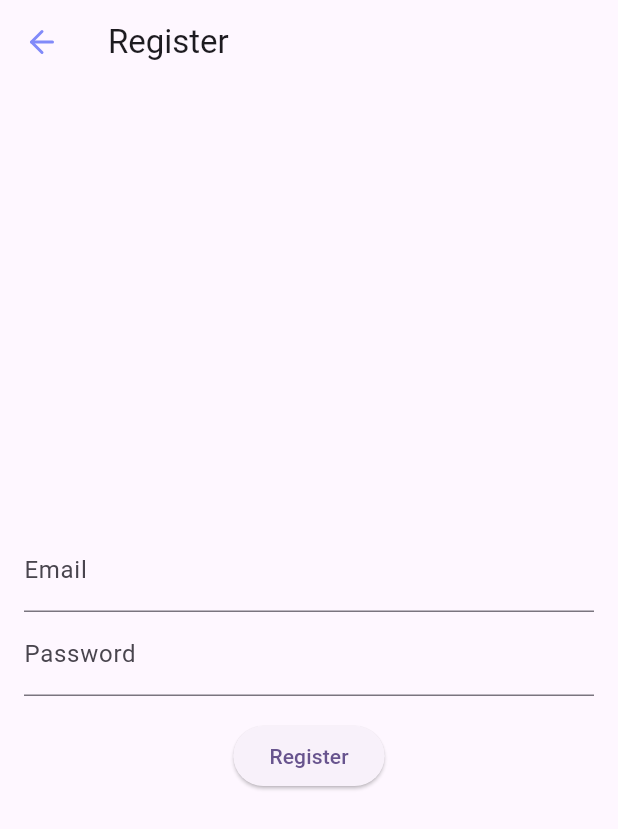
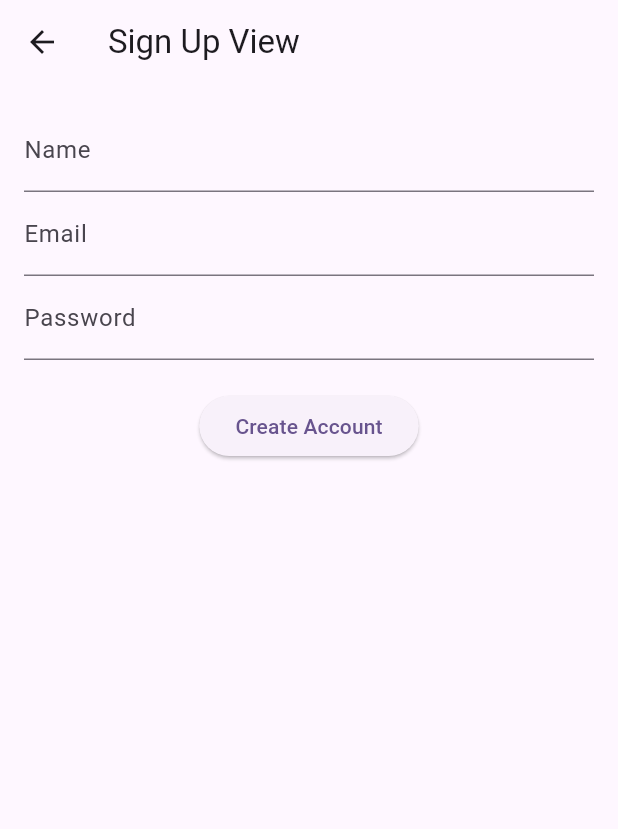
Before and after one commit to calvinkrisdiant/pet_health---Copy--2-, a Flutter app: the SplashScreen screen opened by its route, after a tap on "Sign UP", on a phone screen of 412 x 824 dp. Shown: the top 829 px of the screen. Run offline on Flutter 3.47's test engine with Material 2 defaults, Android fonts, the phone set to English and light mode, and no system bars; our stand-ins replace appwrite, feather_icons, firebase_auth, firebase_core, firebase_messaging, flutter_local_notifications and 5 more; accounts and stored records are empty; network calls fail.

Commit message:
Afidz commit appwrite

```diff
--- a/lib/main.dart
+++ b/lib/main.dart
@@ -41,7 +41,7 @@ class MyApp extends StatelessWidget {
         GetPage(name: '/', page: () => SplashScreen()),
         GetPage(name: '/edit_profile', page: () => EditProfileScreen()),
         GetPage(name: '/login', page: () => LoginPage()),
-        GetPage(name: '/register', page: () => RegisterPage()),
+        GetPage(name: '/register', page: () => SignUpView()),
         GetPage(name: '/homescreen', page: () => HomeScreen())
       ],
     );
--- a/lib/screens/splash_screen.dart
+++ b/lib/screens/splash_screen.dart
@@ -26,7 +26,7 @@ class SplashScreen extends StatelessWidget {
   void navigateToRegisterPage(BuildContext context) {
     Navigator.of(context).pushReplacement(
       MaterialPageRoute(
-        builder: (context) => RegisterPage(),
+        builder: (context) => SignUpView(),
       ),
     );
   }
--- a/lib/view/register_page.dart
+++ b/lib/view/register_page.dart
@@ -1,77 +1,53 @@
-import 'package:feather_icons/feather_icons.dart';
 import 'package:flutter/material.dart';
-import 'package:flutter/widgets.dart';
 import 'package:get/get.dart';
-import 'package:pet_health/controller/auth_controller.dart';
-import 'package:pet_health/screens/splash_screen.dart';
+import 'package:pet_health/controller/AccountController.dart';
 
-class RegisterPage extends StatefulWidget {
-  @override
-  State<RegisterPage> createState() => _RegisterPageState();
-}
 
-class _RegisterPageState extends State<RegisterPage> {
-  final AuthController _authController = Get.put(AuthController());
-  final TextEditingController _emailController = TextEditingController();
-  final TextEditingController _passwordController = TextEditingController();
+class SignUpView extends StatelessWidget {
+  final AccountController accountController = Get.put(AccountController());
 
-  @override
-  void dispose() {
-    _emailController.dispose();
-    _passwordController.dispose();
-    super.dispose();
-  }
+  SignUpView({Key? key}) : super(key: key);
 
   @override
   Widget build(BuildContext context) {
+    TextEditingController emailController = TextEditingController();
+    TextEditingController passwordController = TextEditingController();
+    TextEditingController nameController = TextEditingController();
+
     return Scaffold(
       appBar: AppBar(
-        leading: IconButton(
-          onPressed: () {
-            Navigator.of(context).pushReplacement(
-              MaterialPageRoute(
-                builder: (context) => SplashScreen(),
-              ),
-            );
-          },
-          icon: Icon(
-            FeatherIcons.arrowLeft,
-            color: Color(0xFF818AF9),
-          ),
-        ),
-        title: Text('Register'),
+        title: Text('Sign Up View'),
       ),
       body: Padding(
-        padding: const EdgeInsets.all(16.0),
+        padding: EdgeInsets.all(16),
         child: Column(
-          mainAxisAlignment: MainAxisAlignment.center,
-          crossAxisAlignment: CrossAxisAlignment.center,
           children: [
             TextField(
-              controller: _emailController,
+              controller: nameController,
+              decoration: InputDecoration(labelText: 'Name'),
+            ),
+            TextField(
+              controller: emailController,
               decoration: InputDecoration(labelText: 'Email'),
             ),
             TextField(
-              controller: _passwordController,
+              controller: passwordController,
+              decoration: InputDecoration(labelText: 'Password'),
               obscureText: true,
-              decoration: InputDecoration(labelText: 'Password'),
             ),
-            SizedBox(height: 16),
-            Obx(() {
-              return ElevatedButton(
-                onPressed: _authController.isLoading.value
-                    ? null
-                    : () {
-                        _authController.registerUser(
-                          _emailController.text,
-                          _passwordController.text,
-                        );
-                      },
-                child: _authController.isLoading.value
-                    ? CircularProgressIndicator()
-                    : Text('Register'),
-              );
-            }),
+            SizedBox(height: 20),
+            ElevatedButton(
+              onPressed: () async {
+                Map<String, dynamic> map = {
+                  'userId': 'unique()',
+                  'email': emailController.text,
+                  'password': passwordController.text,
+                  'name': nameController.text,
+                };
+                await accountController.createAccount(map);
+              },
+              child: Text('Create Account'),
+            ),
           ],
         ),
       ),
```
Also changed, not shown: lib/controller/AccountController.dart (+7 -9 lines), lib/controller/RealtimeController.dart (added, +23 -0 lines), lib/controller/StorageController.dart (added, +73 -0 lines), lib/screens/home_screen.dart (+13 -0 lines), lib/screens/image_screen.dart (added, +75 -0 lines), lib/view/login_page.dart (+8 -6 lines).
